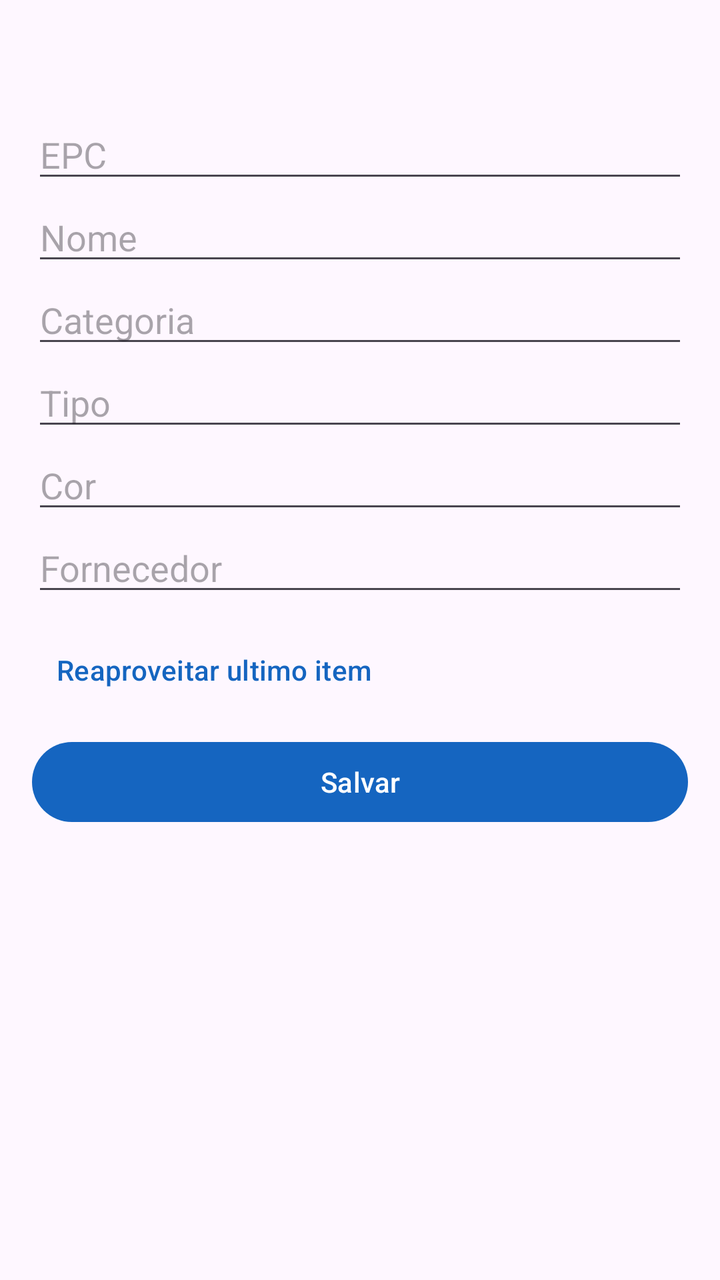
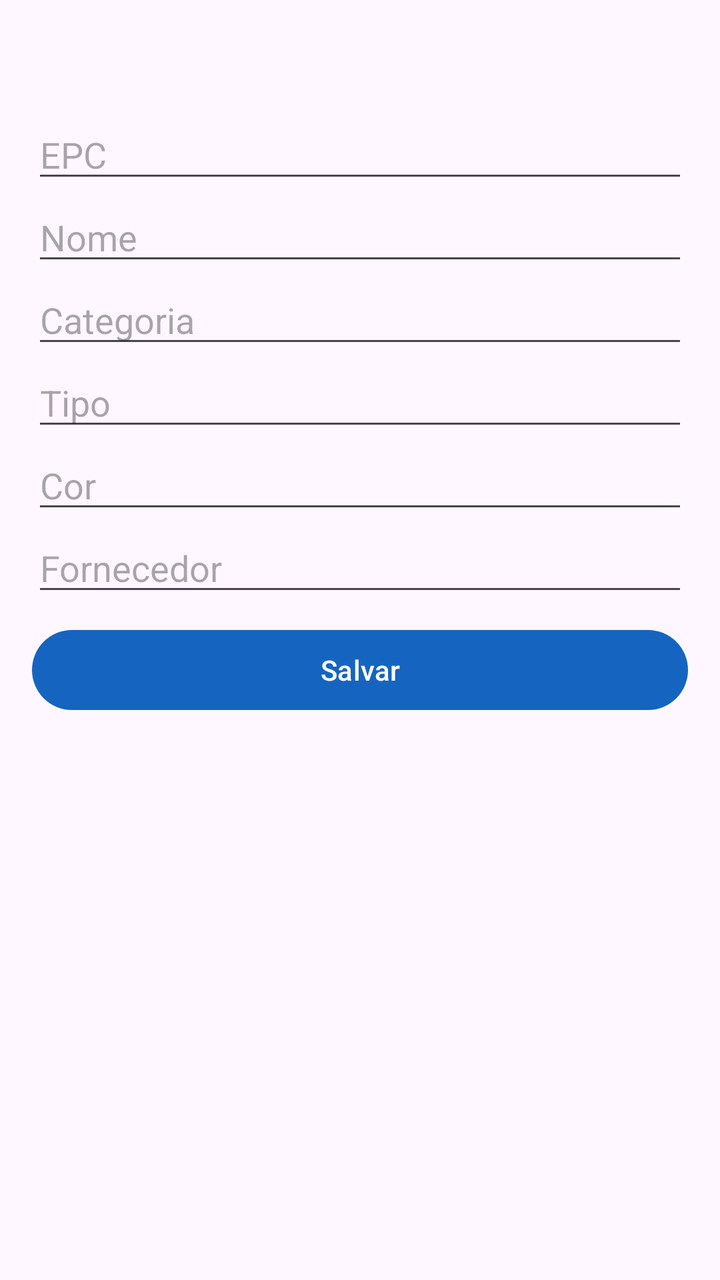

An Android layout rendered at two revisions. The XML below is the earlier revision; the diff shows what the commit changed to produce the second picture.
<!-- AndroidManifest.xml: application theme Theme.InventarioTRI082 -->
<!-- res/layout/fragment_item_form.xml -->
<?xml version="1.0" encoding="utf-8"?>
<ScrollView xmlns:android="http://schemas.android.com/apk/res/android"
    android:layout_width="match_parent"
    android:layout_height="match_parent">

    <LinearLayout
        android:layout_width="match_parent"
        android:layout_height="wrap_content"
        android:orientation="vertical"
        android:padding="16dp">

        <TextView
            android:id="@+id/form_titulo"
            android:layout_width="wrap_content"
            android:layout_height="wrap_content"
            android:textSize="20sp"
            android:paddingBottom="12dp" />

        <EditText
            android:id="@+id/campo_epc"
            android:layout_width="match_parent"
            android:layout_height="wrap_content"
            android:hint="@string/form_epc"
            android:inputType="text"
            android:autofillHints="" />

        <EditText
            android:id="@+id/campo_nome"
            android:layout_width="match_parent"
            android:layout_height="wrap_content"
            android:hint="@string/form_nome"
            android:inputType="text"
            android:autofillHints="" />

        <EditText
            android:id="@+id/campo_categoria"
            android:layout_width="match_parent"
            android:layout_height="wrap_content"
            android:hint="@string/form_categoria"
            android:inputType="text"
            android:autofillHints="" />

        <EditText
            android:id="@+id/campo_tipo"
            android:layout_width="match_parent"
            android:layout_height="wrap_content"
            android:hint="@string/form_tipo"
            android:inputType="text"
            android:autofillHints="" />

        <EditText
            android:id="@+id/campo_cor"
            android:layout_width="match_parent"
            android:layout_height="wrap_content"
            android:hint="@string/form_cor"
            android:inputType="text"
            android:autofillHints="" />

        <EditText
            android:id="@+id/campo_fornecedor"
            android:layout_width="match_parent"
            android:layout_height="wrap_content"
            android:hint="@string/form_fornecedor"
            android:inputType="text"
            android:autofillHints="" />

        <Button
            android:id="@+id/botao_reaproveitar"
            style="?attr/borderlessButtonStyle"
            android:layout_width="wrap_content"
            android:layout_height="wrap_content"
            android:layout_marginTop="8dp"
            android:text="@string/form_reaproveitar" />

        <Button
            android:id="@+id/botao_salvar"
            android:layout_width="match_parent"
            android:layout_height="wrap_content"
            android:layout_marginTop="8dp"
            android:text="@string/form_salvar" />

    </LinearLayout>

</ScrollView>
<!-- resources referenced by this layout -->
<resources>
  <string name="form_categoria">Categoria</string>
  <string name="form_cor">Cor</string>
  <string name="form_epc">EPC</string>
  <string name="form_fornecedor">Fornecedor</string>
  <string name="form_nome">Nome</string>
  <string name="form_reaproveitar">Reaproveitar ultimo item</string>
  <string name="form_salvar">Salvar</string>
  <string name="form_tipo">Tipo</string>
  <style name="Theme.InventarioTRI082" parent="Theme.Material3.DayNight.NoActionBar">
          <item name="colorPrimary">@color/azul</item>
      </style>
  <color name="azul">#1565C0</color>
</resources>

<!-- the commit's change to res/layout/fragment_item_form.xml (unified diff, before → after) -->
@@ -64,13 +64,20 @@
             android:inputType="text"
             android:autofillHints="" />
 
-        <Button
-            android:id="@+id/botao_reaproveitar"
-            style="?attr/borderlessButtonStyle"
-            android:layout_width="wrap_content"
+        <TextView
+            android:id="@+id/texto_recomendar"
+            android:layout_width="match_parent"
             android:layout_height="wrap_content"
-            android:layout_marginTop="8dp"
-            android:text="@string/form_reaproveitar" />
+            android:layout_marginTop="12dp"
+            android:text="@string/form_recomendar"
+            android:visibility="gone" />
+
+        <LinearLayout
+            android:id="@+id/container_recomendacoes"
+            android:layout_width="match_parent"
+            android:layout_height="wrap_content"
+            android:orientation="vertical"
+            android:visibility="gone" />
 
         <Button
             android:id="@+id/botao_salvar"
<!-- resource entries referenced after the edit -->
@@ -5,7 +5,7 @@
   <string name="form_epc">EPC</string>
   <string name="form_fornecedor">Fornecedor</string>
   <string name="form_nome">Nome</string>
-  <string name="form_reaproveitar">Reaproveitar ultimo item</string>
+  <string name="form_recomendar">Ou reaproveite um item recente:</string>
   <string name="form_salvar">Salvar</string>
   <string name="form_tipo">Tipo</string>
   <style name="Theme.InventarioTRI082" parent="Theme.Material3.DayNight.NoActionBar">
